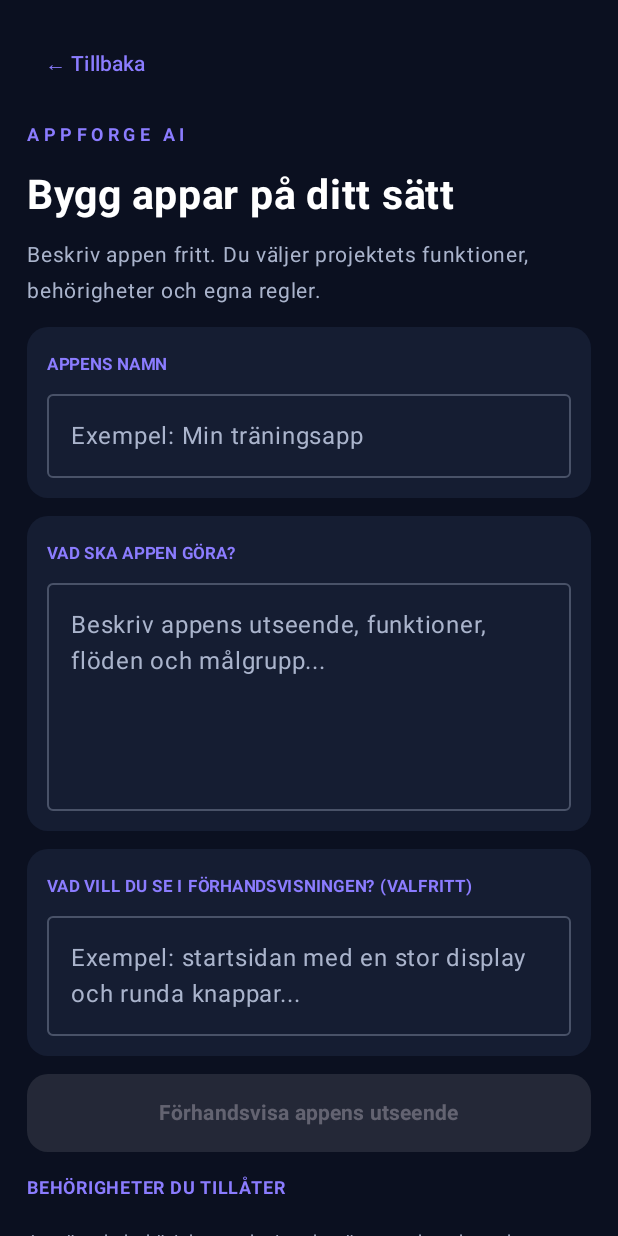
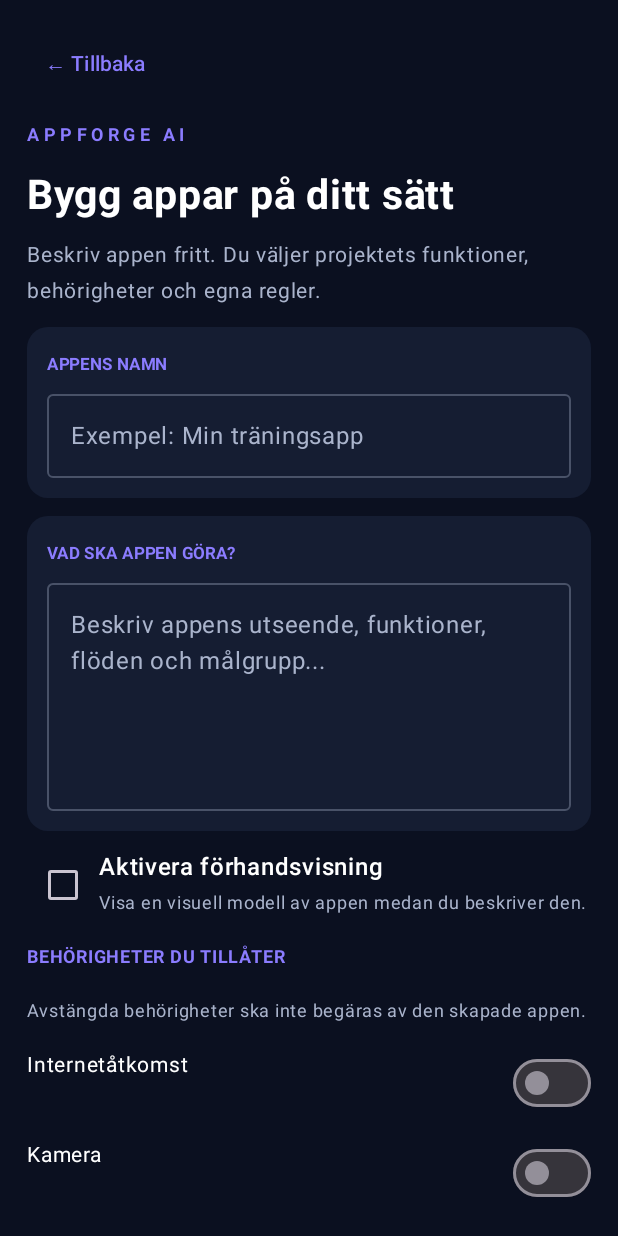
Before and after one commit to wreden1/unapp2, an Android app built with Jetpack Compose: the screen it shows after launch (MainActivity), after a tap on "Öppna AppForge AI – egna regler och appb", on a phone screen of 412 x 824 dp. Run offline under Robolectric (Android 15) with nearby library versions, the phone set to English and light mode, and no system bars; 1 statement that could not run was skipped.

Commit message:
Add interactive AppForge conversation and preview toggle

```diff
--- a/app/src/main/java/se/unapp/studio/AppForgeScreen.kt
+++ b/app/src/main/java/se/unapp/studio/AppForgeScreen.kt
@@ -75,6 +75,9 @@ fun AppForgeScreen(
     var appName by remember { mutableStateOf("") }
     var description by remember { mutableStateOf("") }
     var previewInstructions by remember { mutableStateOf("") }
+    var previewEnabled by remember { mutableStateOf(false) }
+    var chatInput by remember { mutableStateOf("") }
+    val dialogue = remember { mutableStateListOf<Pair<String, String>>() }
     var allowedRules by remember { mutableStateOf("") }
     var blockedRules by remember { mutableStateOf("") }
     var allowInternet by remember { mutableStateOf(false) }
@@ -110,26 +113,28 @@ fun AppForgeScreen(
                 ForgeField("APPENS NAMN", appName, { appName = it }, "Exempel: Min träningsapp")
                 ForgeField("VAD SKA APPEN GÖRA?", description, { description = it }, "Beskriv appens utseende, funktioner, flöden och målgrupp...", minLines = 5)
 
-                ForgeField(
-                    "VAD VILL DU SE I FÖRHANDSVISNINGEN? (VALFRITT)",
-                    previewInstructions,
-                    { previewInstructions = it },
-                    "Exempel: startsidan med en stor display och runda knappar..."
-                )
+                Row(verticalAlignment = Alignment.CenterVertically) {
+                    Checkbox(checked = previewEnabled, onCheckedChange = { previewEnabled = it })
+                    Column(Modifier.weight(1f)) {
+                        Text("Aktivera förhandsvisning", color = Color.White, fontWeight = FontWeight.SemiBold)
+                        Text("Visa en visuell modell av appen medan du beskriver den.", color = ForgeMuted, fontSize = 12.sp)
+                    }
+                }
+                if (previewEnabled) {
+                    ForgeField("VAD VILL DU SE I FÖRHANDSVISNINGEN?", previewInstructions, { previewInstructions = it }, "Beskriv exempelvis startsidan, färger och knappar...")
                     Button(
                         onClick = {
                             previewProject = ForgeProject(
                                 appName.ifBlank { "Min app" },
-                            description,
+                                description + "\n" + dialogue.filter { it.first == "Du" }.joinToString("\n") { it.second },
                                 blueprint,
                                 previewInstructions
                             )
                         },
                         enabled = description.isNotBlank(),
-                    modifier = Modifier.fillMaxWidth().height(52.dp),
+                        modifier = Modifier.fillMaxWidth().height(48.dp),
                         shape = RoundedCornerShape(14.dp)
-                ) {
-                    Text("Förhandsvisa appens utseende", fontWeight = FontWeight.Bold)
+                    ) { Text("Visa / uppdatera förhandsvisning") }
                 }
 
                 Text("BEHÖRIGHETER DU TILLÅTER", color = ForgeAccent, fontSize = 12.sp, fontWeight = FontWeight.Bold)
@@ -145,45 +150,80 @@ fun AppForgeScreen(
 
                 Text("Dina regler styr appens utformning. Androids behörighetsmodell och grundläggande säkerhetskrav kan inte stängas av.", color = ForgeMuted, fontSize = 11.sp)
 
+                Text("SAMTAL MED APPFORGE AI", color = ForgeAccent, fontSize = 12.sp, fontWeight = FontWeight.Bold)
+                Text("Skriv vad du vill att appen ska göra. AI:n kan ställa följdfrågor och du svarar här, steg för steg.", color = ForgeMuted, fontSize = 13.sp)
+                Column(
+                    Modifier.fillMaxWidth().background(ForgePanel, RoundedCornerShape(16.dp)).padding(12.dp),
+                    verticalArrangement = Arrangement.spacedBy(9.dp)
+                ) {
+                    if (dialogue.isEmpty()) {
+                        Text("AppForge: Berätta om appidén så hjälper jag dig att forma den. Jag frågar om detaljer som saknas.", color = Color.White, fontSize = 13.sp)
+                    } else {
+                        dialogue.forEach { (speaker, messageText) ->
+                            Surface(color = if (speaker == "Du") Color(0xFF293452) else Color(0xFF202B42), shape = RoundedCornerShape(12.dp), modifier = Modifier.fillMaxWidth()) {
+                                Column(Modifier.padding(10.dp)) {
+                                    Text(speaker, color = ForgeAccent, fontSize = 10.sp, fontWeight = FontWeight.Bold)
+                                    Text(messageText, color = Color.White, fontSize = 13.sp)
+                                }
+                            }
+                        }
+                    }
+                    OutlinedTextField(
+                        value = chatInput,
+                        onValueChange = { chatInput = it },
+                        modifier = Modifier.fillMaxWidth(),
+                        placeholder = { Text("Skriv ditt svar eller nästa önskemål...") },
+                        minLines = 2,
+                        maxLines = 5,
+                        enabled = !isGenerating,
+                        colors = OutlinedTextFieldDefaults.colors(focusedTextColor = Color.White, unfocusedTextColor = Color.White, focusedBorderColor = ForgeAccent, unfocusedBorderColor = ForgeMuted.copy(alpha = 0.35f), cursorColor = ForgeAccent)
+                    )
                     Button(
                         onClick = {
+                            val message = chatInput.trim()
+                            if (message.isNotEmpty()) {
+                                chatInput = ""
+                                dialogue.add("Du" to message)
                                 isGenerating = true
-                        status = "AI:n arbetar lokalt..."
-                        blueprint = ""
+                                status = "AppForge tänker..."
                                 val request = buildString {
-                            appendLine("Du är AppForge AI, en lokal Android-appbyggare.")
-                            appendLine("Skapa en detaljerad, genomförbar Android-appspecifikation utifrån användarens beskrivning.")
-                            appendLine("Svara på svenska. Hitta inte på att APK har byggts. Redovisa skärmar, användarflöden, datamodell, funktioner, behörigheter, filstruktur och byggsteg.")
-                            appendLine("Gör inga nätverksanrop i den skapade appen om inte internet uttryckligen är tillåtet.")
+                                    appendLine("Du är AppForge AI, en hjälpsam lokal appbyggarassistent. Svara alltid på svenska.")
+                                    appendLine("Detta är ett pågående samtal. Läs hela historiken och kom ihåg alla tidigare beslut.")
+                                    appendLine("Ställ EN tydlig följdfråga i taget om viktig information saknas. Bekräfta ändringar och förklara hur de påverkar appen.")
+                                    appendLine("Skapa inte slutplanen förrän användaren uttryckligen skriver SKAPA FÄRDIG PLAN. Då ska du sammanställa en detaljerad Android-appspecifikation med skärmar, flöden, datamodell, funktioner, behörigheter, filstruktur och byggsteg.")
+                                    appendLine("Hitta aldrig på att en APK redan har byggts.")
                                     appendLine("Appnamn: ${appName.ifBlank { "Namnlös app" }}")
-                            appendLine("Appbeskrivning: $description")
-                            appendLine("Tillåtna behörigheter: " + listOfNotNull(
-                                if (allowInternet) "Internet" else null,
-                                if (allowCamera) "Kamera" else null,
-                                if (allowLocation) "Plats" else null,
-                                if (allowMicrophone) "Mikrofon" else null,
-                                if (allowFiles) "Filer/lokal lagring" else null
-                            ).joinToString().ifBlank { "Inga särskilda behörigheter" })
+                                    appendLine("Ursprunglig beskrivning: $description")
+                                    appendLine("Tillåtna behörigheter: " + listOfNotNull(if (allowInternet) "Internet" else null, if (allowCamera) "Kamera" else null, if (allowLocation) "Plats" else null, if (allowMicrophone) "Mikrofon" else null, if (allowFiles) "Filer/lokal lagring" else null).joinToString().ifBlank { "Inga särskilda behörigheter" })
                                     appendLine("Egna tillåtna regler: $allowedRules")
                                     appendLine("Egna förbjudna regler: $blockedRules")
-                            appendLine("Om någon önskad funktion kräver en nekad behörighet, föreslå ett alternativ som följer användarens regel.")
+                                    appendLine("Samtalshistorik:")
+                                    dialogue.forEach { (speaker, line) -> appendLine("$speaker: $line") }
+                                    appendLine("Ignorera inte tidigare svar och upprepa inte samma fråga.")
                                 }
                                 scope.launch {
                                     try {
-                                blueprint = onGenerate(request) { message -> status = message }
-                                status = if (blueprint.isBlank()) "AI:n gav inget resultat. Försök igen." else "Appspecifikationen är skapad."
+                                        val answer = onGenerate(request) { progress -> status = progress }
+                                        if (answer.isNotBlank()) {
+                                            dialogue.add("AppForge" to answer)
+                                            if (message.equals("SKAPA FÄRDIG PLAN", ignoreCase = true)) {
+                                                blueprint = answer
+                                                status = "Appspecifikationen är skapad."
+                                            } else {
+                                                status = "Svara på AI:ns fråga eller fortsätt beskriva appen."
+                                            }
+                                        } else status = "AI:n gav inget svar. Försök igen."
                                     } catch (error: Throwable) {
-                                status = error.message ?: "Det gick inte att skapa appspecifikationen."
-                            } finally {
-                                isGenerating = false
+                                        status = error.message ?: "Det gick inte att kontakta den lokala AI:n."
+                                    } finally { isGenerating = false }
                                 }
                             }
                         },
-                    enabled = description.isNotBlank() && !isGenerating,
-                    modifier = Modifier.fillMaxWidth().height(54.dp),
-                    shape = RoundedCornerShape(14.dp)
-                ) {
-                    Text(if (isGenerating) "Skapar..." else "Skapa appspecifikation med lokal AI", fontWeight = FontWeight.Bold)
+                        enabled = chatInput.isNotBlank() && !isGenerating,
+                        modifier = Modifier.fillMaxWidth().height(48.dp),
+                        shape = RoundedCornerShape(12.dp)
+                    ) { Text(if (isGenerating) "AI:n arbetar..." else "Skicka meddelande") }
+                    Text("När du är nöjd skriver du: SKAPA FÄRDIG PLAN", color = ForgeMuted, fontSize = 11.sp)
                 }
 
                 if (status.isNotBlank()) Text(status, color = ForgeMuted, fontSize = 13.sp)
```
Lines whose indentation alone changed are shown as unchanged.
